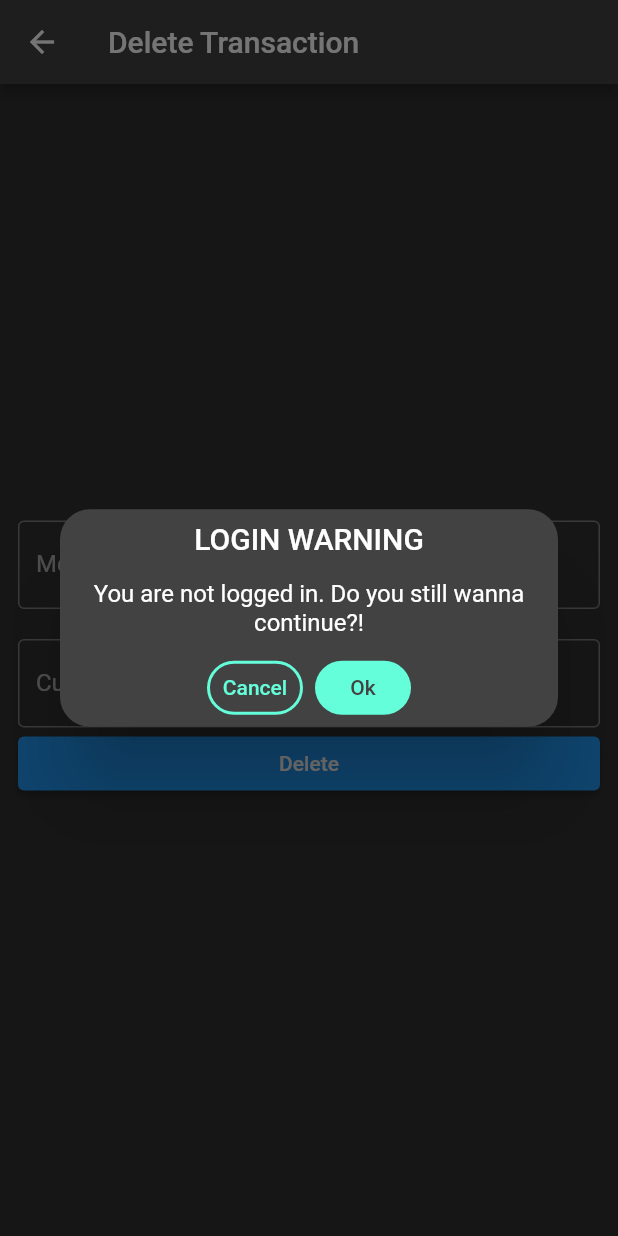
After one commit to AnuroopFarkya11/parkinnapi, a Flutter app: the DeleteTransaction screen opened directly, on a phone screen of 412 x 824 dp. The commit adds this screen. Run offline on Flutter 3.47's test engine with Material 2 defaults, Android fonts, the phone set to English and light mode, and no system bars; our stand-ins replace get, shared_preferences; accounts and stored records are empty; network calls fail.

Commit message:
initial commit

```diff
--- a/lib/Modals/customer_modal.dart
+++ b/lib/Modals/customer_modal.dart
@@ -12,7 +12,8 @@ class Customer {
   List<dynamic>? history;
   // todo convert this transaction type
   Transaction? currentTransaction;
-  String? createDate;
+  // String? createDate;
+  DateTime? createDate;
 
 
 
--- a/lib/Modals/transaction_modal.dart
+++ b/lib/Modals/transaction_modal.dart
@@ -11,12 +11,14 @@ import 'package:parkinnapi/Modals/vehicle_modal.dart';
 class Transaction {
   late String? transactionId;
   late Vehicle? vehicleData;
-  late DateTime? startTime;
-  late DateTime? endTime;
+  // todo decode time
+  late String? startTime;
+  late String? endTime;
   late String? locationId;
   late int amount;
   late int? closingBalance;
-  late DateTime? createDate;
+  // todo accept it as date time
+  late String? createDate;
 
   Transaction(
       {this.transactionId,
--- /dev/null
+++ b/lib/Screens/delete_transaction/delete_controller.dart
@@ -0,0 +1,12 @@
+import 'package:flutter/material.dart';
+import 'package:get/get.dart';
+
+class DeleteController extends GetxController{
+
+  TextEditingController mobileController = TextEditingController();
+  GlobalKey<FormState> mobileKey = GlobalKey<FormState>();
+  TextEditingController idController = TextEditingController();
+  GlobalKey<FormState> idKey = GlobalKey<FormState>();
+
+
+}
--- /dev/null
+++ b/lib/Screens/delete_transaction/delete_transaction.dart
@@ -0,0 +1,110 @@
+import 'dart:developer';
+
+import 'package:flutter/material.dart';
+import 'package:get/get.dart';
+import 'package:parkinnapi/Screens/delete_transaction/delete_controller.dart';
+
+import '../../Services/api/api_services.dart';
+import '../../Services/shared_preference/shared_preference_services.dart';
+
+class DeleteTransaction extends StatefulWidget {
+  const DeleteTransaction({Key? key}) : super(key: key);
+
+  @override
+  State<DeleteTransaction> createState() => _DeleteTransactionState();
+}
+
+class _DeleteTransactionState extends State<DeleteTransaction> {
+  DeleteController controller = DeleteController();
+  bool? status;
+
+  @override
+  void initState() {
+    super.initState();
+    status = SharedService.checkStatus();
+
+    Future.delayed(const Duration(milliseconds: 500), () {
+      if (status == null || status == false) {
+        Get.defaultDialog(
+            barrierDismissible: false,
+            title: "LOGIN WARNING",
+            middleText: "You are not logged in. Do you still wanna continue?!",
+            onConfirm: () {
+              Navigator.pop(context);
+            },
+            onCancel: () {
+              Navigator.pop(context);
+              // Get.off(()=>LoginScreen());
+            });
+      } else if (status == true) {
+        var data = SharedService.getCustomerData();
+        if (data != null) {
+          controller.idController.text = data["userId"]!;
+          controller.mobileController.text = data["userNumber"]!;
+        } else {
+          log(name: "Add vehicle", "Data load nhi hua");
+        }
+      } else {
+        // Get.snackbar("Login Status", "You are logged out",snackPosition: SnackPosition.BOTTOM);
+      }
+      // if(userData!=null)
+      // {
+      //   controller.mobileController.text = userData['userId']!;
+      //   controller.customerIdController.text = userData['userNumber']!;
+      // }
+    });
+  }
+
+  @override
+  Widget build(BuildContext context) {
+    return Scaffold(
+      appBar: AppBar(
+        title: Text("Delete Transaction"),
+      ),
+      body: Container(
+        padding: EdgeInsets.all(12),
+        child: Column(
+          mainAxisAlignment: MainAxisAlignment.center,
+          crossAxisAlignment: CrossAxisAlignment.stretch,
+          children: [
+            Form(
+                key: controller.mobileKey,
+                child: TextFormField(
+                  controller: controller.mobileController,
+                  decoration: InputDecoration(
+                      labelText: "Mobile Number", border: OutlineInputBorder()),
+                )),
+            SizedBox(
+              height: 20,
+            ),
+            Form(
+                key: controller.idKey,
+                child: TextFormField(
+                  controller: controller.idController,
+                  decoration: InputDecoration(
+                      labelText: "Customer ID", border: OutlineInputBorder()),
+                )),
+            ElevatedButton(
+                onPressed: () async{
+                  Get.defaultDialog(
+                      middleText: "Are you sure?",
+                      onConfirm: () async{
+                        try {
+                          await API.deleteTransaction(transactionBody: {
+                            "mobileNumber": controller.mobileController.text,
+                            "customerId": controller.idController.text
+                          });
+                          Get.snackbar("Current Transaction", "Deleted successfully!");
+                        } on Exception catch (e) {
+                          Get.snackbar("Current Transaction", "Something went wrong.");
+
+                        }
+                      });
+                },
+                child: Text("Delete"))
+          ],
+        ),
+      ),
+    );
+  }
+}
--- a/lib/Screens/getAllCustomer/get_all_customer.dart
+++ b/lib/Screens/getAllCustomer/get_all_customer.dart
@@ -4,6 +4,7 @@ import 'dart:developer';
 import 'package:flutter/material.dart';
 import 'package:get/get.dart';
 import 'package:get/get_core/src/get_main.dart';
+import 'package:intl/intl.dart';
 import 'package:parkinnapi/Modals/customer_modal.dart';
 import 'package:parkinnapi/Modals/vehicle_modal.dart';
 
@@ -56,8 +57,8 @@ class AllCustomerScreen extends StatelessWidget {
                             Text("Customer Id  : ${allCustomers[index].customerId}",textAlign: TextAlign.center),
                             Text("Mobile Number: ${allCustomers[index].mobileNumber} ",textAlign: TextAlign.center),
                             Text("Balance      : ${allCustomers[index].balance} ",textAlign: TextAlign.center),
-                            Text("Date : ${allCustomers[index].createDate} ",textAlign: TextAlign.center),
-
+                            Text("Date : ${DateFormat('yyyy-MM-dd hh:mm:ss a').format(allCustomers[index].createDate!)}",textAlign: TextAlign.center),
+                            Text("Current Transaction: ${allCustomers[index].currentTransaction!=null?allCustomers[index].currentTransaction!.transactionId:null}"),
                             // todo Handle empty data
                             Text("History : ${allCustomers[index].history!.isEmpty? "No past record":allCustomers[index].history} ",textAlign: TextAlign.center),
                             Text("Vehicles : ${allCustomers[index].vehicles!.isEmpty? "No past record":allCustomers[index].vehicles![0].getVehicleNumber.toString()} ",textAlign: TextAlign.center,maxLines: 2,overflow: TextOverflow.ellipsis),
--- a/lib/Services/api/api_services.dart
+++ b/lib/Services/api/api_services.dart
@@ -3,10 +3,14 @@ import 'dart:developer';
 import 'package:flutter/cupertino.dart';
 import 'package:http/http.dart' as http;
 import 'package:http/http.dart';
+import 'package:intl/intl.dart';
 
 import '../../Modals/customer_modal.dart';
 import '../../Modals/transaction_modal.dart';
 import '../../Modals/vehicle_modal.dart';
+
+
+// TODO 1170e!u\\v WILL BE GIVEN AS 1170e!u\`v
 
 class API {
   static http.Client client = http.Client();
@@ -34,15 +38,16 @@ class API {
         allCustomersDynamicList = json.decode(response.body);
 
         customerList = allCustomersDynamicList.map((object) {
+          log(name: "GetAll API:","TRANSACTION DATA ${object['currentTransaction']}");
           return Customer(
               mobileNumber: object['mobileNumber'],
               customerId: object['customerId'],
               balance: object['balance'],
-              currentTransaction: object['currentTransaction'],
+              currentTransaction: decodeTransaction(transaction: object['currentTransaction']),
               vehicles: decodeVehicleList(list: object['vehicles']),
               allVehicles: decodeVehicleList(list: object['allVehicles']),
               history: object['history'],
-              createDate: object['createDate']);
+              createDate: decodeTime(time: object['createDate']));
         }).toList();
 
         return customerList;
@@ -188,9 +193,9 @@ class API {
     }
   }
 
-  static Future createTransaction(
+  static Future<Customer> createTransaction(
       {required Map<String, String> transactionBody}) async {
-    // todo since user is logged in toh usska data toh preferences me haii
+
     Customer customer;
     String path = "$defaultAPI/api/transaction/create";
     Uri url = Uri.parse(path);
@@ -201,12 +206,38 @@ class API {
 
       try {
         customer = decodeCustomer(response);
+        return customer;
+
       } catch (e) {
         log(name: "CREATE TRANSACTION API"," EXCEPTION $e");
       }
     } else {
       throw "Failed to load response";
     }
+    return Customer();
+  }
+  static Future<Customer> deleteTransaction(
+      {required Map<String, String> transactionBody}) async {
+
+    Customer customer;
+    String path = "$defaultAPI/api/transaction/delete";
+    Uri url = Uri.parse(path);
+
+    Response response = await http.post(url, body: transactionBody);
+
+    if (response.statusCode == 200) {
+
+      try {
+        customer = decodeCustomer(response);
+        return customer;
+
+      } catch (e) {
+        log(name: "DELETE TRANSACTION API"," EXCEPTION $e");
+      }
+    } else {
+      throw "Failed to load response";
+    }
+    return Customer();
   }
 
 
@@ -244,28 +275,36 @@ class API {
         mobileNumber: data['mobileNumber'],
         customerId: data['customerId'],
         balance: data['balance'],
-        currentTransaction: data['currentTransaction'],
+        currentTransaction:decodeTransaction(transaction: data["currentTransaction"]),
         vehicles: decodeVehicleList(list: data['vehicles']),
         allVehicles: decodeVehicleList(list: data['allVehicles']),
-        history: data['history'],
-        createDate: data['createDate']);
+        history: null,
+        createDate:decodeTime(time: data['createDate'])
+
+    );
   }
 
 
 
 
 
-  static Transaction decodeTransaction({required dynamic transaction}){
+  static Transaction? decodeTransaction({required transaction}){
+    if(transaction==null)
+      {
+        return null;
+      }
 
+
+    log(name:"DECODE TRANSACTION",transaction.toString());
     return Transaction(
       transactionId: transaction["transactionId"],
-      vehicleData: decodeVehicle(vehicle: transaction["vehicle"]),
+      vehicleData:true?null: decodeVehicle(vehicle: transaction["vehicle"]),
       startTime: transaction["startTime"],
       endTime: transaction["endTime"],
       locationId: transaction["locationId"],
       amount: transaction["amount"],
       closingBalance: transaction["closingBalance"],
-      createDate: transaction["createDate"]
+      createDate: true?transaction["createDate"]:decodeTime(time: transaction["createDate"])
 
     );
 
@@ -279,6 +318,20 @@ class API {
         date: vehicle['createDate']);
   }
 
+
+  static DateTime? decodeTime({required  time}){
+
+    log(name:"DECODE DATE TIME","TTC TIME $time");
+    DateTime utcTime = DateTime.parse(time);
+
+    DateTime istTime = utcTime.add(const Duration(hours: 5,minutes: 30));
+
+    String formattedIST = DateFormat('yyyy-MM-dd hh:mm:ss a').format(istTime);
+
+    return istTime;
+
+  }
+
 // todo doubt that what will
 // static List<Transaction> decodeHistory({required List<dynamic> list})
 // {
--- a/pubspec.yaml
+++ b/pubspec.yaml
@@ -28,9 +28,10 @@ environment:
 # the latest version available on pub.dev. To see which dependencies have newer
 # versions available, run `flutter pub outdated`.
 dependencies:
+
   flutter:
     sdk: flutter
-
+  intl: ^0.17.0
 
   # The following adds the Cupertino Icons font to your application.
   # Use with the CupertinoIcons class for iOS style icons.
```
Also changed, not shown: lib/Screens/homescreen/home_screen.dart (+12 -1 lines), lib/Screens/transaction_screen/create_transaction.dart (+55 -5 lines), pubspec.lock.
